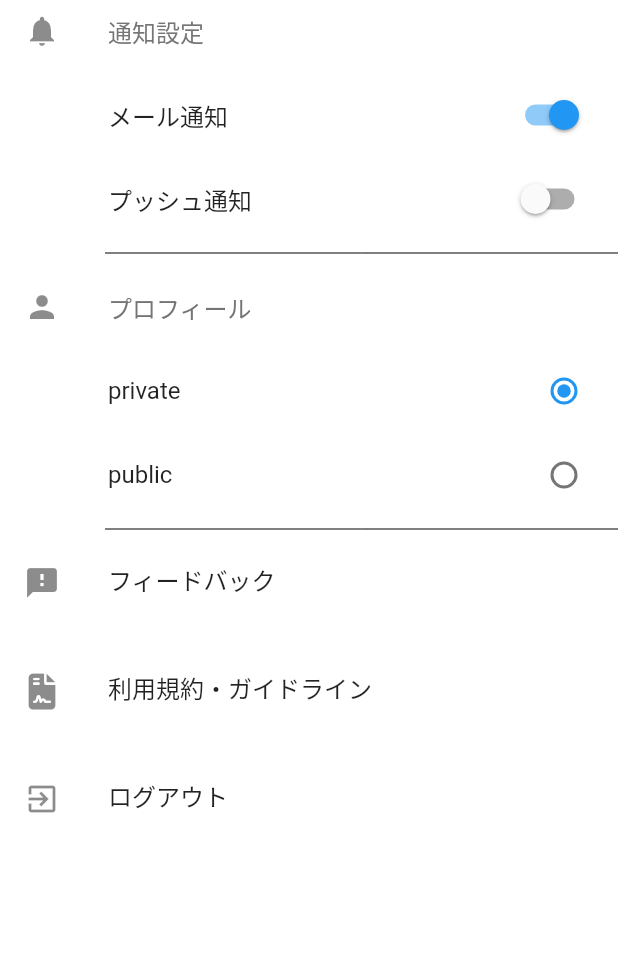
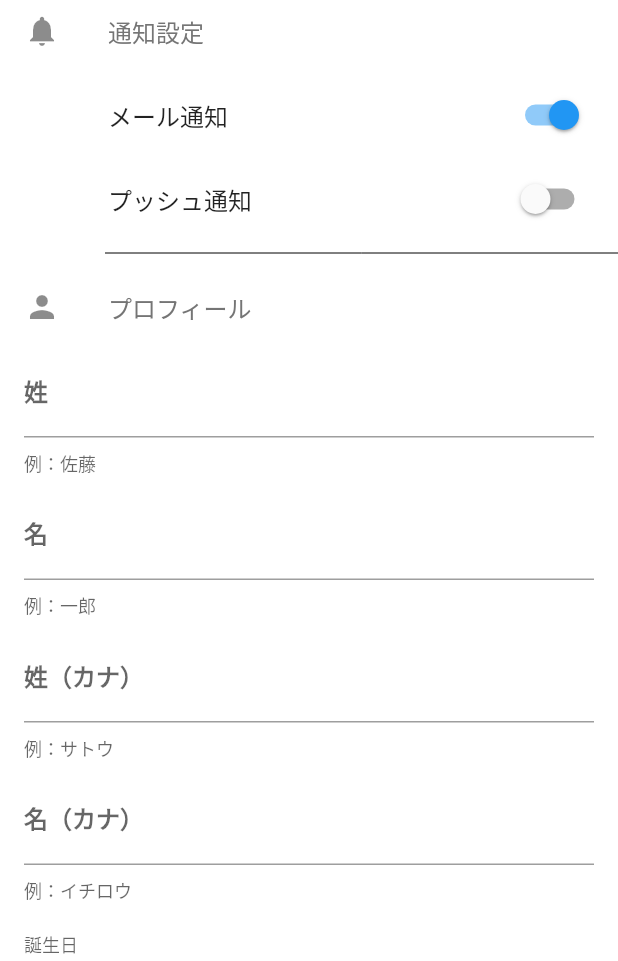
Before and after one commit to GangDuo/flutter-membership-card, a Flutter app: the ProfilePage screen opened directly, on a phone screen of 412 x 824 dp, the part 275-1236 px from its top. Run offline on Flutter 3.47's test engine with Material 2 defaults, Android fonts, the phone set to English and light mode, and no system bars; our stand-ins replace barcode_widget, font_awesome_flutter; network calls fail.

```diff
--- a/lib/screens/profile_page.dart
+++ b/lib/screens/profile_page.dart
@@ -86,27 +86,69 @@ class ProfilePage extends StatelessWidget {
             ),
             leading: const Icon(Icons.person),
           ),
-          RadioListTile(
-            value: true,
-            groupValue: true,
-            title: const Text("private"),
-            onChanged: (dynamic value) {},
-            secondary: const SizedBox(
-              width: 10,
-            ),
-            controlAffinity: ListTileControlAffinity.trailing,
-          ),
-          RadioListTile(
-            value: false,
-            groupValue: true,
-            controlAffinity: ListTileControlAffinity.trailing,
-            title: const Text("public"),
-            onChanged: (dynamic value) {},
-            secondary: const SizedBox(
-              width: 10,
+          Padding(
+            padding: const EdgeInsets.symmetric(horizontal: 16),
+            child: Column(
+                crossAxisAlignment: CrossAxisAlignment.stretch,
+                children: [
+                  const TextField(
+                    decoration: InputDecoration(
+                      labelText: "姓",
+                      helperText: "例：佐藤",
+                    ),
+                    style: TextStyle(
+                      fontWeight: FontWeight.bold,
+                    ),
+                  ),
+                  const SizedBox(height: 10.0),
+                  const TextField(
+                    decoration: InputDecoration(
+                      labelText: "名",
+                      helperText: "例：一郎",
+                    ),
+                    style: TextStyle(
+                      fontWeight: FontWeight.bold,
+                    ),
+                  ),
+                  const SizedBox(height: 10.0),
+                  const TextField(
+                    decoration: InputDecoration(
+                      labelText: "姓（カナ）",
+                      helperText: "例：サトウ",
+                    ),
+                    style: TextStyle(
+                      fontWeight: FontWeight.bold,
+                    ),
+                  ),
+                  const SizedBox(height: 10.0),
+                  const TextField(
+                    decoration: InputDecoration(
+                      labelText: "名（カナ）",
+                      helperText: "例：イチロウ",
+                    ),
+                    style: TextStyle(
+                      fontWeight: FontWeight.bold,
+                    ),
+                  ),
+                  const SizedBox(height: 10.0),
+                  InputDatePickerFormField(
+                    firstDate: DateTime(DateTime.now().year - 5),
+                    lastDate: DateTime(DateTime.now().year + 5),
+                    initialDate: DateTime.now(),
+                    fieldLabelText: "誕生日",
+                  ),
+                  const SizedBox(height: 10.0),
+                  const TextField(
+                    decoration: InputDecoration(
+                      labelText: "メールアドレス",
+                    ),
+                    style: TextStyle(
+                      fontWeight: FontWeight.bold,
+                    ),
+                  ),
+                ]
             ),
           ),
-          _buildDivider(),
           const ListTile(
             title: Text("フィードバック"),
             subtitle: Text(""),
```
